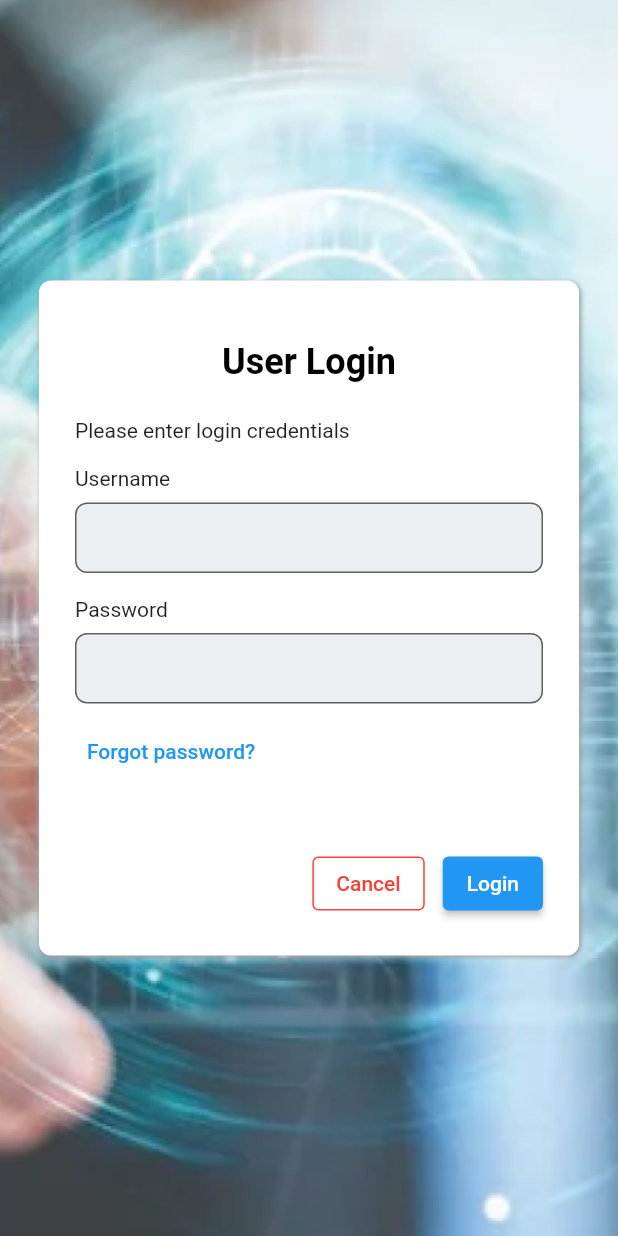
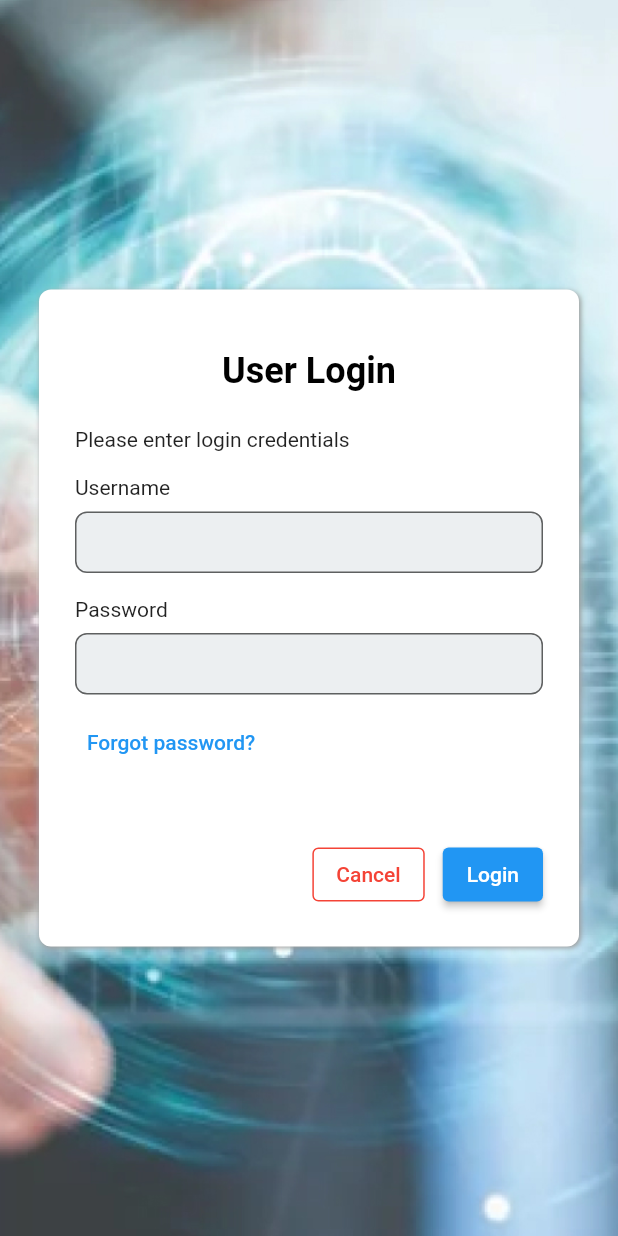
Before and after one commit to yogi-appiness/flutter_desktop_demo, a Flutter app: the screen it shows after launch, after a tap on "Login", on a phone screen of 412 x 824 dp. Run offline on Flutter 3.47's test engine with Material 2 defaults, Android fonts, the light colour scheme and no system bars; drawn by our look-alikes of flutter_form_builder; our stand-ins replace equatable, flutter_bloc, form_builder_validators, shared_preferences, syncfusion_flutter_charts; missing offline and left inert: mongo_dart.

Commit message:
Minor UI changes

```diff
--- a/lib/main.dart
+++ b/lib/main.dart
@@ -34,7 +34,7 @@ class MyApp extends StatelessWidget {
               borderRadius: BorderRadius.circular(8.0),
             ),
             contentPadding:
-                const EdgeInsets.symmetric(horizontal: 12.0, vertical: 14.0),
+                const EdgeInsets.symmetric(horizontal: 12.0, vertical: 11.0),
             filled: true,
             fillColor: Colors.blueGrey.shade50,
           ),
--- a/lib/pages/home_page.dart
+++ b/lib/pages/home_page.dart
@@ -89,7 +89,7 @@ class _HomePageState extends State<HomePage> {
                         alignment: Alignment.center,
                         decoration: BoxDecoration(
                           borderRadius: BorderRadius.circular(8.0),
-                          color: Colors.white,
+                          color: const Color.fromARGB(255, 188, 255, 245),
                           boxShadow: const [
                             BoxShadow(
                               color: Colors.grey,
@@ -108,6 +108,7 @@ class _HomePageState extends State<HomePage> {
                         child: FormBuilder(
                           key: _formKey,
                           child: Column(
+                            mainAxisAlignment: MainAxisAlignment.center,
                             crossAxisAlignment: CrossAxisAlignment.start,
                             children: [
                               _titleWidget("Consumption GDP (INR Crores)"),
@@ -221,7 +222,7 @@ class _HomePageState extends State<HomePage> {
                         alignment: Alignment.center,
                         decoration: BoxDecoration(
                           borderRadius: BorderRadius.circular(8.0),
-                          color: Colors.white,
+                          color: const Color.fromARGB(255, 188, 255, 245),
                           boxShadow: const [
                             BoxShadow(
                               color: Colors.grey,
```
